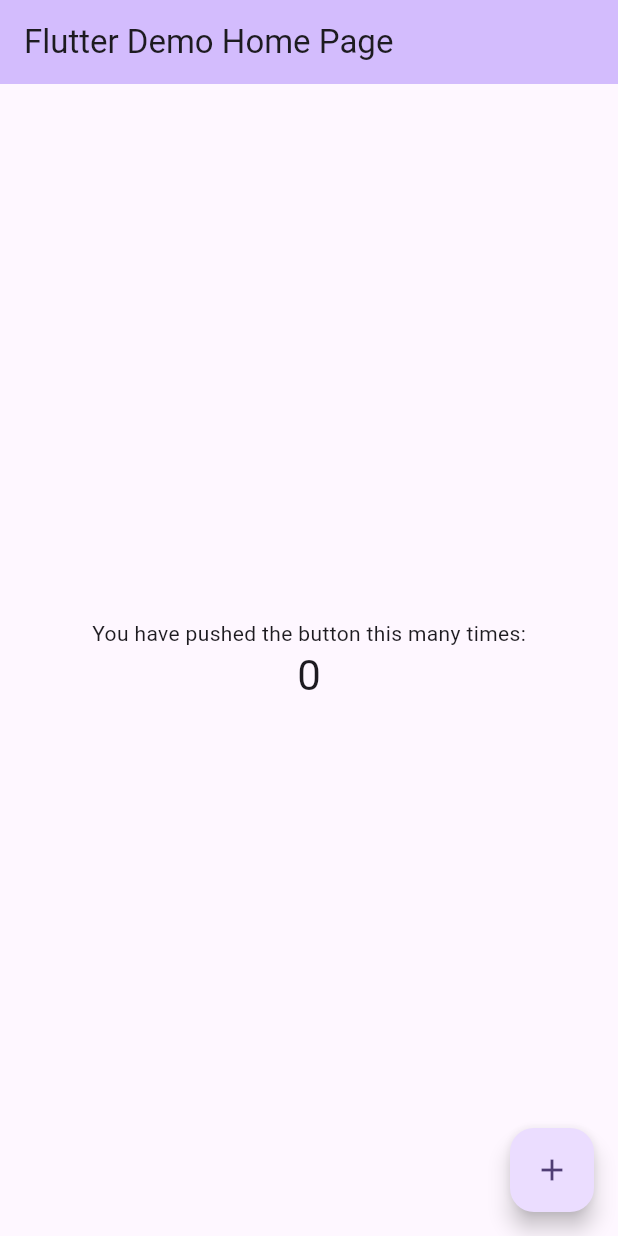
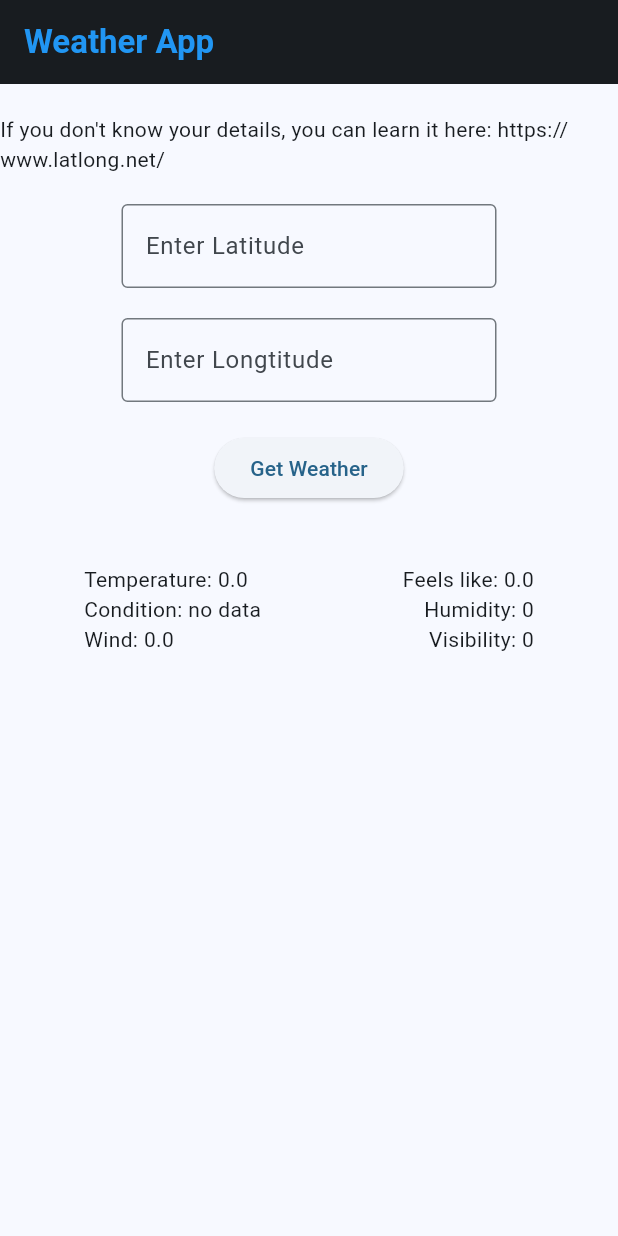
Before and after one commit to TalipTun/Flutter_Weather_App, a Flutter app: the screen it shows after launch, on a phone screen of 412 x 824 dp. Run offline on Flutter 3.47's test engine with Material 3 defaults, Android fonts, the phone set to English and light mode, and no system bars; our stand-ins replace flutter_dotenv.

Commit message:
finished the application, It successfulyy fetches data from weatherAPI according to your longtitude and latitude, afterwards gives data on 6 parameters

```diff
--- a/lib/main.dart
+++ b/lib/main.dart
@@ -1,6 +1,10 @@
 import 'package:flutter/material.dart';
+import 'package:http/http.dart' as http;
+import "package:flutter_dotenv/flutter_dotenv.dart";
+import 'dart:convert';
 
-void main() {
+Future main() async {
+  await dotenv.load(fileName: "lib/.env");
   runApp(const MyApp());
 }
 
@@ -13,110 +17,153 @@ class MyApp extends StatelessWidget {
     return MaterialApp(
       title: 'Flutter Demo',
       theme: ThemeData(
-        // This is the theme of your application.
-        //
-        // TRY THIS: Try running your application with "flutter run". You'll see
-        // the application has a purple toolbar. Then, without quitting the app,
-        // try changing the seedColor in the colorScheme below to Colors.green
-        // and then invoke "hot reload" (save your changes or press the "hot
-        // reload" button in a Flutter-supported IDE, or press "r" if you used
-        // the command line to start the app).
-        //
-        // Notice that the counter didn't reset back to zero; the application
-        // state is not lost during the reload. To reset the state, use hot
-        // restart instead.
-        //
-        // This works for code too, not just values: Most code changes can be
-        // tested with just a hot reload.
-        colorScheme: ColorScheme.fromSeed(seedColor: Colors.deepPurple),
+        colorScheme: ColorScheme.fromSeed(seedColor: Colors.lightBlue),
       ),
-      home: const MyHomePage(title: 'Flutter Demo Home Page'),
+      home: const MyHomePage(),
     );
   }
 }
 
 class MyHomePage extends StatefulWidget {
-  const MyHomePage({super.key, required this.title});
-
-  // This widget is the home page of your application. It is stateful, meaning
-  // that it has a State object (defined below) that contains fields that affect
-  // how it looks.
-
-  // This class is the configuration for the state. It holds the values (in this
-  // case the title) provided by the parent (in this case the App widget) and
-  // used by the build method of the State. Fields in a Widget subclass are
-  // always marked "final".
-
-  final String title;
+  const MyHomePage({super.key});
 
   @override
   State<MyHomePage> createState() => _MyHomePageState();
 }
 
 class _MyHomePageState extends State<MyHomePage> {
-  int _counter = 0;
+  final latitudeController = TextEditingController();
+  final longtitudeController = TextEditingController();
+  @override
+  void dispose() {
+    latitudeController.dispose();
+    longtitudeController.dispose();
+    super.dispose();
+  }
 
-  void _incrementCounter() {
-    setState(() {
-      // This call to setState tells the Flutter framework that something has
-      // changed in this State, which causes it to rerun the build method below
-      // so that the display can reflect the updated values. If we changed
-      // _counter without calling setState(), then the build method would not be
-      // called again, and so nothing would appear to happen.
-      _counter++;
-    });
+  String data = "";
+  String weatherCondition = "no data";
+  double temperature = 0.0;
+  double feelsLike = 0.0;
+  int humidity = 0;
+  double windSpeed = 0.0;
+  int visibility = 0;
+
+  void getData() async {
+    String latitude = latitudeController.text;
+    String longtitude = longtitudeController.text;
+    String? api_key = dotenv.env["API_KEY"];
+
+    try {
+      final response = await http.get(
+        Uri.parse(
+          "https://api.openweathermap.org/data/2.5/weather?lat=$latitude&lon=$longtitude&appid=$api_key&units=metric",
+        ),
+      );
+
+      if (response.statusCode == 200) {
+        final Map<String, dynamic> decodedData = json.decode(response.body);
+        setState(() {
+          weatherCondition = decodedData['weather'][0]['main'];
+          temperature = decodedData['main']['temp'];
+          feelsLike = decodedData['main']['feels_like'];
+          humidity = decodedData['main']['humidity'];
+          windSpeed = decodedData['wind']['speed'];
+          visibility = decodedData['visibility'];
+        });
+      } else {
+        setState(() {
+          data = "Failed to load data. Status code: ${response.statusCode}";
+        });
+      }
+    } catch (e) {
+      setState(() {
+        data = "Error $e";
+      });
+    }
   }
 
   @override
   Widget build(BuildContext context) {
-    // This method is rerun every time setState is called, for instance as done
-    // by the _incrementCounter method above.
-    //
-    // The Flutter framework has been optimized to make rerunning build methods
-    // fast, so that you can just rebuild anything that needs updating rather
-    // than having to individually change instances of widgets.
     return Scaffold(
       appBar: AppBar(
-        // TRY THIS: Try changing the color here to a specific color (to
-        // Colors.amber, perhaps?) and trigger a hot reload to see the AppBar
-        // change color while the other colors stay the same.
-        backgroundColor: Theme.of(context).colorScheme.inversePrimary,
-        // Here we take the value from the MyHomePage object that was created by
-        // the App.build method, and use it to set our appbar title.
-        title: Text(widget.title),
+        title: const Text(
+          "Weather App",
+          style: TextStyle(fontWeight: FontWeight.bold, color: Colors.blue),
+        ),
+        backgroundColor: Theme.of(context).colorScheme.onSurface,
       ),
-      body: Center(
-        // Center is a layout widget. It takes a single child and positions it
-        // in the middle of the parent.
+      body: SizedBox(
+        width: double.infinity,
+        height: double.infinity,
         child: Column(
-          // Column is also a layout widget. It takes a list of children and
-          // arranges them vertically. By default, it sizes itself to fit its
-          // children horizontally, and tries to be as tall as its parent.
-          //
-          // Column has various properties to control how it sizes itself and
-          // how it positions its children. Here we use mainAxisAlignment to
-          // center the children vertically; the main axis here is the vertical
-          // axis because Columns are vertical (the cross axis would be
-          // horizontal).
-          //
-          // TRY THIS: Invoke "debug painting" (choose the "Toggle Debug Paint"
-          // action in the IDE, or press "p" in the console), to see the
-          // wireframe for each widget.
-          mainAxisAlignment: MainAxisAlignment.center,
-          children: <Widget>[
-            const Text('You have pushed the button this many times:'),
+          crossAxisAlignment: CrossAxisAlignment.center,
+          children: [
+            SizedBox(height: 20),
             Text(
-              '$_counter',
-              style: Theme.of(context).textTheme.headlineMedium,
+              "If you don't know your details, you can learn it here: https://www.latlong.net/",
             ),
+            SizedBox(height: 20),
+            SizedBox(
+              width: 250,
+              child: TextField(
+                decoration: InputDecoration(
+                  border: OutlineInputBorder(),
+                  labelText: 'Enter Latitude',
+                ),
+                controller: latitudeController,
+              ),
+            ),
+            SizedBox(height: 20),
+            SizedBox(
+              width: 250,
+              child: TextField(
+                decoration: InputDecoration(
+                  border: OutlineInputBorder(),
+                  labelText: 'Enter Longtitude',
+                ),
+                controller: longtitudeController,
+              ),
+            ),
+            SizedBox(height: 20),
+            ElevatedButton(
+              onPressed: getData,
+              child: const Text("Get Weather"),
+            ),
+            SizedBox(height: 40),
+            SizedBox(
+              width: 300,
+              child: Column(
+                mainAxisAlignment: MainAxisAlignment.center,
+                children: [
+                  Row(
+                    mainAxisAlignment: MainAxisAlignment.spaceBetween,
+                    children: [
+                      Text("Temperature: $temperature"),
+                      Text("Feels like: $feelsLike"),
+                    ],
+                  ),
+                  Row(
+                    mainAxisAlignment: MainAxisAlignment.spaceBetween,
+                    children: [
+                      Text("Condition: $weatherCondition"),
+                      Text("Humidity: $humidity"),
+                    ],
+                  ),
+                  Row(
+                    mainAxisAlignment: MainAxisAlignment.spaceBetween,
+                    children: [
+                      Text("Wind: $windSpeed"),
+                      Text("Visibility: $visibility"),
+                    ],
+                  ),
+                ],
+              ),
+            ),
+            Text(data),
           ],
         ),
       ),
-      floatingActionButton: FloatingActionButton(
-        onPressed: _incrementCounter,
-        tooltip: 'Increment',
-        child: const Icon(Icons.add),
-      ), // This trailing comma makes auto-formatting nicer for build methods.
     );
   }
 }
--- a/pubspec.yaml
+++ b/pubspec.yaml
@@ -34,6 +34,8 @@ dependencies:
   # The following adds the Cupertino Icons font to your application.
   # Use with the CupertinoIcons class for iOS style icons.
   cupertino_icons: ^1.0.8
+  http: ^1.4.0
+  flutter_dotenv: ^5.2.1
 
 dev_dependencies:
   flutter_test:
@@ -44,7 +46,7 @@ dev_dependencies:
   # activated in the `analysis_options.yaml` file located at the root of your
   # package. See that file for information about deactivating specific lint
   # rules and activating additional ones.
-  flutter_lints: ^5.0.0
+  flutter_lints: ^6.0.0
 
 # For information on the generic Dart part of this file, see the
 # following page: https://dart.dev/tools/pub/pubspec
@@ -57,6 +59,8 @@ flutter:
   # the material Icons class.
   uses-material-design: true
 
+  assets:
+  - lib/.env
   # To add assets to your application, add an assets section, like this:
   # assets:
   #   - images/a_dot_burr.jpeg
```
Also changed, not shown: pubspec.lock, 4 other files.
